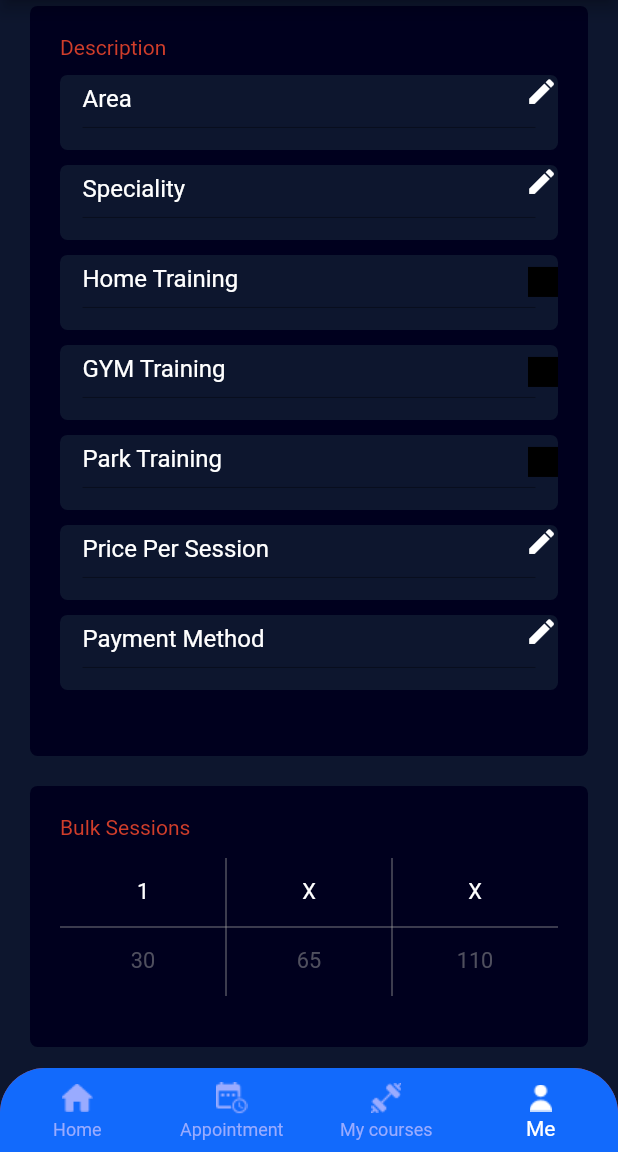
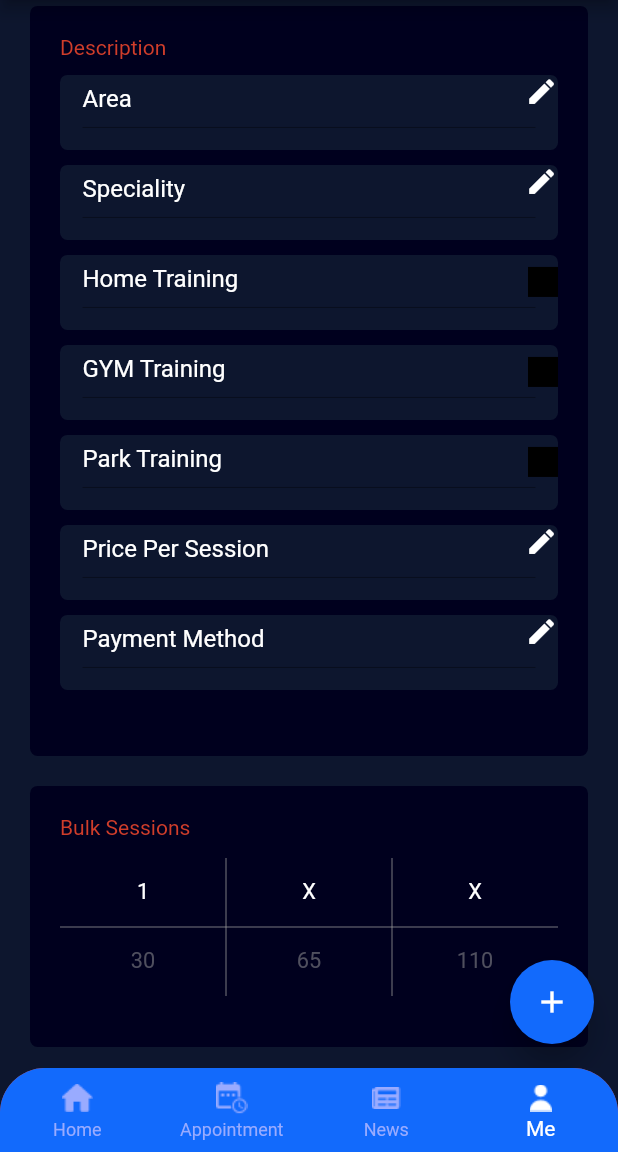
Before and after one commit to iammujtaba44/abora, a Flutter app: the BottonNavControllerTrainer screen opened directly, item 4 of the bottom bar chosen, scrolled down 576 dp, on a phone screen of 412 x 824 dp, the part 84-1236 px from its top. Run offline on Flutter 3.47's test engine with Material 2 defaults, Android fonts, the phone set to English and light mode, and no system bars; drawn by our look-alikes of flutter_speed_dial; our stand-ins replace charts_flutter, chewie, cloud_firestore, dotted_border, firebase_auth, firebase_core and 13 more; missing offline and left inert: credit_card_validate, stripe_payment; accounts and stored records are empty.

Commit message:
a few major tweaks.

```diff
--- a/lib/global/constants.dart
+++ b/lib/global/constants.dart
@@ -4,6 +4,7 @@ import 'package:abora/models/trainer_models/trainer_user.dart';
 class Constants {
   static const String changeCard = 'Change Card';
   static const String addNewCard = 'Add New Card';
+  static const String course = 'Courses';
   static TrainerUser trainerUserData;
   static String currentClientEmail;
   static String currentClientName;
@@ -13,4 +14,5 @@ class Constants {
     changeCard,
     addNewCard,
   ];
+  static const List<String> courses = <String>[course];
 }
--- a/lib/screens/Client/Home/home_tab.dart
+++ b/lib/screens/Client/Home/home_tab.dart
@@ -68,7 +68,7 @@ class _HomeTabsState extends State<HomeTabs> {
                   Navigator.push(context,
                       MaterialPageRoute(builder: (context) => SettingsPage()));
                 },
-              )
+              ),
             ],
 
             //backgroundColor: Theme.of(context).scaffoldBackgroundColor,
@@ -81,7 +81,7 @@ class _HomeTabsState extends State<HomeTabs> {
                     child: Text(
                   'One-On-One',
                 )),
-                Tab(child: Text('Group')),
+                Tab(child: Text('Courses')),
                 Tab(child: Text('Online')),
               ],
             ),
--- a/lib/screens/Client/booking/booking_screen.dart
+++ b/lib/screens/Client/booking/booking_screen.dart
@@ -43,10 +43,8 @@ class _BookingScreenState extends State<BookingScreen> {
   List<String> _selectedDates = [];
   List<int> _values = <int>[01, 02, 03, 04, 05];
   List<String> _goalString = <String>[
-    'One-on-One',
-    'FaceTime',
+    'Face to face',
     'Video call',
-    'Meetup'
   ];
 
   final CollectionReference appointments =
--- a/lib/screens/Trainer/botton_nav_controller_trainer.dart
+++ b/lib/screens/Trainer/botton_nav_controller_trainer.dart
@@ -1,4 +1,5 @@
 import 'package:abora/global/colors.dart';
+import 'package:abora/screens/Client/news_screen.dart';
 import 'package:abora/widgets/bottomNav_widget.dart';
 import 'package:flutter/material.dart';
 
@@ -76,7 +77,7 @@ class _BottonNavControllerTrainerState
         children: [
           HomePage(),
           AppointmentPage(),
-          CoursesPage(),
+          NewsPage(),
           ProfilePage(),
         ],
         controller: pageController,
@@ -90,8 +91,8 @@ class _BottonNavControllerTrainerState
           text: 'Home',
           imageURL2: 'assets/appointment_menu_icon.png',
           text2: 'Appointment',
-          imageURL3: 'assets/dumbbell_icon.png',
-          text3: 'My courses',
+          imageURL3: 'assets/news_icon.png',
+          text3: 'News',
           imageURL4: 'assets/profile_menu_icon.png',
           text4: 'Me'),
     );
--- a/lib/screens/Trainer/profile_page.dart
+++ b/lib/screens/Trainer/profile_page.dart
@@ -5,11 +5,14 @@ import 'package:abora/models/UploadVideoModel.dart';
 import 'package:abora/models/trainer_models/reviews.dart';
 import 'package:abora/models/trainer_models/trainer_user.dart';
 import 'package:abora/screens/Trainer/edit_video_page.dart';
+import 'package:abora/screens/Trainer/post_ad_page.dart';
+import 'package:abora/screens/Trainer/upload_single_video_page.dart';
 import 'package:abora/services/database.dart';
 import 'package:chewie/chewie.dart';
 import 'package:flutter/cupertino.dart';
 import 'package:flutter/material.dart';
 import 'package:flutter_screenutil/flutter_screenutil.dart';
+import 'package:flutter_speed_dial/flutter_speed_dial.dart';
 import 'package:provider/provider.dart';
 import 'package:video_player/video_player.dart';
 
@@ -66,6 +69,7 @@ class _ProfilePageState extends State<ProfilePage> {
     database = Provider.of<DatabaseService>(context);
 
     return Scaffold(
+
       appBar: AppBar(
         title: Text(
           'PROFILE',
@@ -82,6 +86,7 @@ class _ProfilePageState extends State<ProfilePage> {
         ],
       ),
       backgroundColor: CustomColor.backgroundColor,
+
       body: CustomScrollView(
         slivers: [
           SliverAppBar(
@@ -101,11 +106,78 @@ class _ProfilePageState extends State<ProfilePage> {
           ),
         ],
       ),
+
+     floatingActionButton: SpeedDial(
+                child: Icon(Icons.add),
+                animatedIconTheme: IconThemeData(size: 22.0),
+                // this is ignored if animatedIcon is non null
+                // child: Icon(Icons.add),
+
+                curve: Curves.bounceIn,
+                overlayColor: Colors.black,
+                overlayOpacity: 0.5,
+                onOpen: () => print('OPENING DIAL'),
+                onClose: () => print('DIAL CLOSED'),
+                tooltip: 'Speed Dial',
+                heroTag: 'speed-dial-hero-tag',
+                backgroundColor: CustomColor.signUpButtonColor,
+                foregroundColor: CustomColor.white,
+                elevation: 8.0,
+                shape: CircleBorder(),
+                children: [
+                  SpeedDialChild(
+                      child: Icon(Icons.add_circle),
+                      backgroundColor: Colors.orange,
+                      label: 'Post Ad',
+                      onTap: () async {
+                        // List<AppointmentModel> aa = database.apintmentStream;
+                        // print(aa);
+                        // 2020-10-25
+                        // List<String> dates1 = [Helper.getDate(DateTime.now())];
+                        // List<String> dates1 = [
+                        //   '2020-10-10',
+                        //   '2020-10-11',
+                        //   '2020-10-12'
+                        // ];
+                        // database.uploadApointmentAsync(
+                        //     clientName: 'RaheelZain',
+                        //     imageUrl: 'XYZ',
+                        //     goal: 'loose 4kg',
+                        //     noOfBookings: '1',
+                        //     sessionType: 'one-o-one',
+                        //     dates: dates1);
+
+                        Navigator.push(
+                          context,
+                          MaterialPageRoute(builder: (context) => PostAdPage()),
+                        );
+                      }
+                      // onTap: () async {
+                      //   await _auth.signOut();
+                      // },
+                      ),
+                  SpeedDialChild(
+                    child: Icon(Icons.cloud_upload),
+                    backgroundColor: Colors.red,
+                    label: 'Upload Video',
+                    onTap: () {
+                      Navigator.push(
+                          context,
+                          MaterialPageRoute(
+                            builder: (context) => UploadSingleVideoPage(),
+                          ));
+                    },
+                  ),
+                ],
+              ),
+
     );
   }
 
   Widget _buildContent() {
-    return Column(
+    return Padding(
+      padding: const EdgeInsets.only(left: 20.0, right: 20),
+      child: Column(
         children: [
           Stack(
             children: [
@@ -161,6 +233,7 @@ class _ProfilePageState extends State<ProfilePage> {
             ],
           ),
         ],
+      ),
     );
   }
 }
```
Also changed, not shown: lib/screens/Trainer/home_page.dart (+30 -63 lines). Lines whose indentation alone changed are shown as unchanged.
